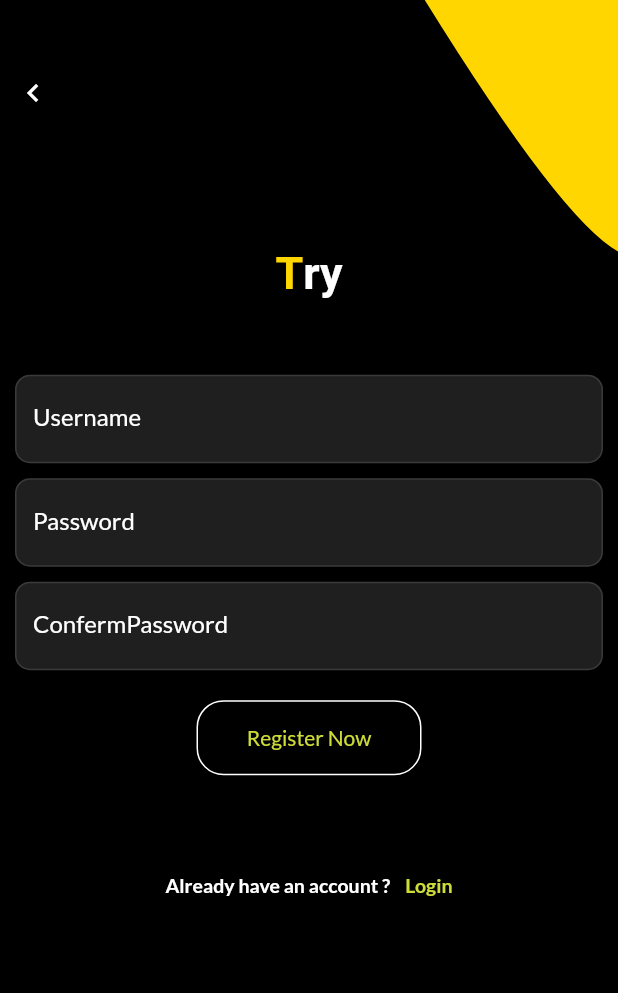
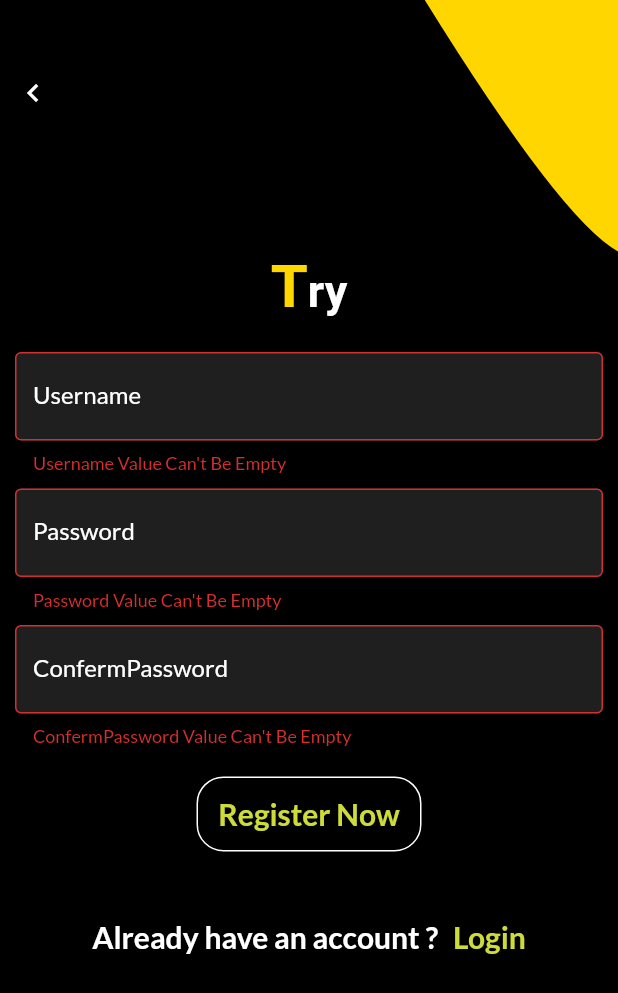
Before and after one commit to MoKhlil/Try-App, a Flutter app: the SignUpPage screen opened directly, after a tap on "Register Now", on a phone screen of 412 x 824 dp. Shown: the top 993 px of the screen. Run offline on Flutter 3.47's test engine with Material 2 defaults, Android fonts, the phone set to English and light mode, and no system bars; our stand-ins replace google_fonts, shared_preferences; accounts and stored records are empty.

Commit message:
up_design

```diff
--- a/lib/src/Widget/bezierContainer.dart
+++ b/lib/src/Widget/bezierContainer.dart
@@ -1,12 +1,70 @@
 import 'dart:math';
 
 import 'package:flutter/material.dart';
+import 'package:google_fonts/google_fonts.dart';
 
 import 'customClipper.dart';
 
 class BezierContainer extends StatelessWidget {
   const BezierContainer({Key key}) : super(key: key);
 
+  Widget DesignTextFild(String title,TextEditingController control,String Error,bool ErrorVa, {bool isPassword = false}) {
+    FocusNode myFocusNode = new FocusNode();
+    return
+      TextFormField(
+        controller: control,
+        cursorColor: Colors.lime,
+        obscureText: isPassword,
+        style: TextStyle(color: Colors.white),
+        decoration: InputDecoration(
+          fillColor: Colors.white12,
+          filled: true,
+          errorText: ErrorVa ? Error : null,
+
+          labelText: title,
+          labelStyle: TextStyle(
+              color: myFocusNode.hasFocus ? Colors.white : Colors.white
+          ),
+
+          //hintText: title,
+          //hintStyle: TextStyle(fontSize: 15.0, color: Colors.white),
+          border: OutlineInputBorder(
+            borderSide: BorderSide(
+              color: Colors.white,
+            ),
+          ),
+
+          enabledBorder: const OutlineInputBorder(
+            borderRadius: BorderRadius.all(Radius.circular(10.0)),
+            borderSide: BorderSide(color: Colors.white12),
+          ),
+          focusedBorder: const OutlineInputBorder(
+            borderRadius: BorderRadius.all(Radius.circular(10.0)),
+            borderSide: BorderSide(color: Colors.lime),
+          ),
+        ),
+      );
+  }
+
+  Widget title() {
+    return RichText(
+      textAlign: TextAlign.center,
+      text: TextSpan(
+          text: 'T',
+          style: GoogleFonts.portLligatSans(
+            fontSize: 40,
+            fontWeight: FontWeight.w700,
+            color: Color(0xffffd600),
+          ),
+          children: [
+            TextSpan(
+              text: 'ry',
+              style: TextStyle(color: Colors.white, fontSize: 30),
+            ),
+
+          ]),
+    );
+  }
   @override
   Widget build(BuildContext context) {
     return Container(
@@ -29,4 +87,6 @@ class BezierContainer extends StatelessWidget {
       )
     );
   }
+
+
 }
--- a/lib/src/signup.dart
+++ b/lib/src/signup.dart
@@ -13,6 +13,15 @@ class SignUpPage extends StatefulWidget {
 }
 
 class _SignUpPageState extends State<SignUpPage> {
+  final _formKey = GlobalKey<FormState>();
+  final _scaffoldKey = GlobalKey<ScaffoldState>();
+  final PasswordController = TextEditingController();
+  final EmailController = TextEditingController();
+  final ConPassController= TextEditingController();
+
+  bool _PAssvalidate = false;
+  bool _Mailvalidate = false;
+  bool _ConPassvalidate = false;
   Widget _backButton() {
     return InkWell(
       onTap: () {
@@ -36,54 +45,28 @@ class _SignUpPageState extends State<SignUpPage> {
     );
   }
 
-  Widget _entryField(String title, {bool isPassword = false}) {
-    FocusNode myFocusNode = new FocusNode();
-    return
-      TextFormField(
-        cursorColor: Colors.lime,
-        obscureText: isPassword,
-        style: TextStyle(color: Colors.white),
-        decoration: InputDecoration(
-          fillColor: Colors.white12,
-          filled: true,
-          labelText: title,
-          labelStyle: TextStyle(
-              color: myFocusNode.hasFocus ? Colors.white : Colors.white
-          ),
-          //hintText: title,
-          //hintStyle: TextStyle(fontSize: 15.0, color: Colors.white),
-          border: OutlineInputBorder(
-            borderSide: BorderSide(
-              color: Colors.white,
-            ),
-          ),
-
-          enabledBorder: const OutlineInputBorder(
-            borderRadius: BorderRadius.all(Radius.circular(10.0)),
-            borderSide: BorderSide(color: Colors.white12),
-          ),
-          focusedBorder: const OutlineInputBorder(
-            borderRadius: BorderRadius.all(Radius.circular(10.0)),
-            borderSide: BorderSide(color: Colors.lime),
-          ),
-        ),
-      );
-  }
-
   Widget _submitButton() {
     return Container(
       width: 150,
       height:50,
       child: new RaisedButton(
-          textColor: Colors.lime,
-          child: new Text("Register Now"),
+
+          child: new Text("Register Now",style: TextStyle(fontSize: 20, fontWeight: FontWeight.bold,color: Colors.lime)),
           color: Colors.black,
-          splashColor: Colors.lime[100],
+          splashColor: Colors.lime,
           animationDuration: Duration(seconds: 60),
           padding: EdgeInsets.all(5.0),
 
           onPressed: ()   {
-
+            setState(() {
+              EmailController.text.isEmpty ? _Mailvalidate = true  : _Mailvalidate = false;
+              PasswordController.text.isEmpty ? _PAssvalidate = true : _PAssvalidate = false;
+              ConPassController.text.isEmpty ? _ConPassvalidate = true : _ConPassvalidate = false;
+            });
+              if(EmailController.text.isEmpty||PasswordController.text.isEmpty||ConPassController.text.isEmpty)
+              {
+                return ;
+              }
           },
           shape: RoundedRectangleBorder(
             borderRadius: new BorderRadius.circular(18.0),
@@ -108,18 +91,13 @@ class _SignUpPageState extends State<SignUpPage> {
           mainAxisAlignment: MainAxisAlignment.center,
           children: <Widget>[
             Text(
-              'Already have an account ?',
-              style: TextStyle(fontSize: 13, fontWeight: FontWeight.w600,color: Colors.white),
+              'Already have an account ?',style: TextStyle(fontSize: 20, fontWeight: FontWeight.bold,color: Colors.white)
             ),
             SizedBox(
               width: 10,
             ),
             Text(
-              'Login',
-              style: TextStyle(
-                  color: Colors.lime,
-                  fontSize: 13,
-                  fontWeight: FontWeight.w600),
+              'Login',style: TextStyle(fontSize: 20, fontWeight: FontWeight.bold,color: Colors.lime),
             ),
           ],
         ),
@@ -127,35 +105,17 @@ class _SignUpPageState extends State<SignUpPage> {
     );
   }
 
-  Widget _title() {
-    return RichText(
-      textAlign: TextAlign.center,
-      text: TextSpan(
-          text: 'T',
-          style: GoogleFonts.portLligatSans(
-            textStyle: Theme.of(context).textTheme.display1,
-            fontSize: 30,
-            fontWeight: FontWeight.w700,
-            color: Color(0xffffd600),
-          ),
-          children: [
-            TextSpan(
-              text: 'ry',
-              style: TextStyle(color: Colors.white, fontSize: 30),
-            ),
-
-          ]),
-    );
-  }
-
   Widget _emailPasswordWidget() {
     return Column(
       children: <Widget>[
-        _entryField("Username"),
+        BezierContainer().DesignTextFild("Username",EmailController,"Username Value Can\'t Be Empty",_Mailvalidate,isPassword: false),
+
         SizedBox(height: 10),
-        _entryField("Password", isPassword: true),
+        BezierContainer().DesignTextFild("Password",PasswordController,"Password Value Can\'t Be Empty",_PAssvalidate,isPassword: true),
+
         SizedBox(height: 10),
-        _entryField("ConfermPassword", isPassword: true),
+        BezierContainer().DesignTextFild("ConfermPassword",ConPassController,"ConfermPassword Value Can\'t Be Empty",_ConPassvalidate,isPassword: true),
+
       ],
     );
   }
@@ -164,6 +124,7 @@ class _SignUpPageState extends State<SignUpPage> {
   Widget build(BuildContext context) {
     final height = MediaQuery.of(context).size.height;
     return Scaffold(
+      key: _scaffoldKey,
       body: Container(
         width: MediaQuery.of(context).size.width,
         decoration: BoxDecoration(
@@ -191,18 +152,19 @@ class _SignUpPageState extends State<SignUpPage> {
             Container(
               width: MediaQuery.of(context).size.width,
               padding: EdgeInsets.symmetric(horizontal: 10),
-              child: SingleChildScrollView(
+              child: Form(
+                key: _formKey,
                 child: Column(
                   crossAxisAlignment: CrossAxisAlignment.center,
                   mainAxisAlignment: MainAxisAlignment.center,
                   children: <Widget>[
-                    SizedBox(height: height * .2),
-                    _title(),
-                    SizedBox(height: 50),
+                    //SizedBox(height: height * .2),
+                    BezierContainer().title(),
+                    SizedBox(height: 20),
                     _emailPasswordWidget(),
                     SizedBox(height: 20),
                     _submitButton(),
-                    SizedBox(height: height * .055),
+                    SizedBox(height: height * .030),
                     _loginAccountLabel(),
                   ],
                 ),
```
Also changed, not shown: lib/src/loginPage.dart (+14 -87 lines), lib/src/welcomePage.dart (+1 -23 lines).
